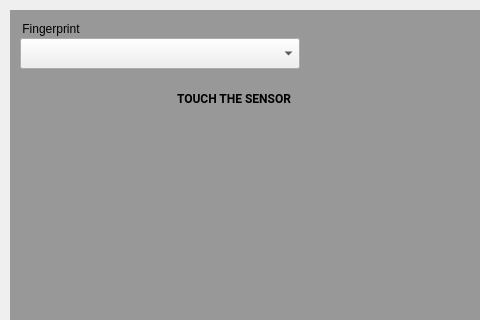
First picture: the form in android/android-emu/android/skin/qt/extended-pages/finger-page.ui, repository aosp-mirror/platform_external_qemu, before the edit; both pictures show x 0 to 480 and y 0 to 320 of the 620 by 600 pixel window.
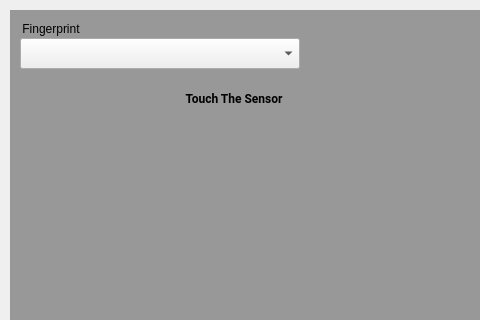
Second picture: the form after the edit. Custom widgets are drawn as their Qt base class.

The edit to the form file:
```diff
--- a/android/android-emu/android/skin/qt/extended-pages/finger-page.ui
+++ b/android/android-emu/android/skin/qt/extended-pages/finger-page.ui
@@ -54,7 +54,7 @@
     </font>
    </property>
    <property name="text">
-    <string>TOUCH THE SENSOR</string>
+    <string>Touch The Sensor</string>
    </property>
    <property name="flat">
     <bool>true</bool>
```
